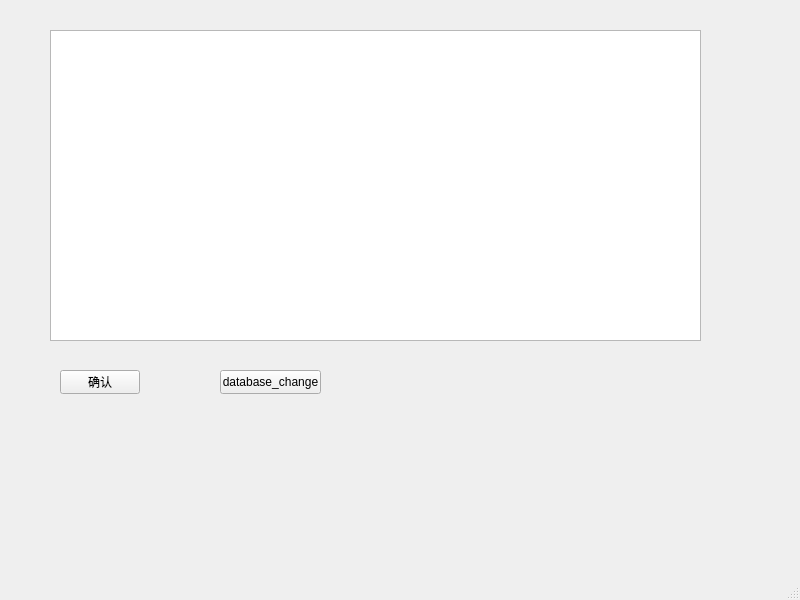
Above: mainwindow.ui from 15757892053/visual_field_test before the change. Below: the same form after it.
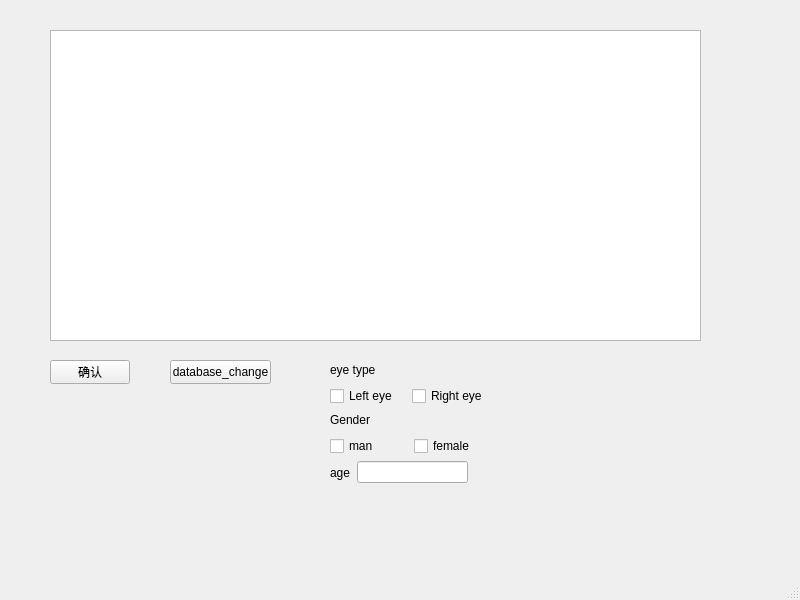
That is the form after the change.

```diff
--- a/mainwindow.ui
+++ b/mainwindow.ui
@@ -17,8 +17,8 @@
    <widget class="QPushButton" name="pushButton">
     <property name="geometry">
      <rect>
-      <x>60</x>
-      <y>370</y>
+      <x>50</x>
+      <y>360</y>
       <width>80</width>
       <height>24</height>
      </rect>
@@ -30,8 +30,8 @@
    <widget class="QPushButton" name="database_change">
     <property name="geometry">
      <rect>
-      <x>220</x>
-      <y>370</y>
+      <x>170</x>
+      <y>360</y>
       <width>101</width>
       <height>24</height>
      </rect>
@@ -89,6 +89,106 @@
      </widget>
     </widget>
    </widget>
+   <widget class="QWidget" name="">
+    <property name="geometry">
+     <rect>
+      <x>330</x>
+      <y>360</y>
+      <width>158</width>
+      <height>46</height>
+     </rect>
+    </property>
+    <layout class="QGridLayout" name="gridLayout">
+     <item row="2" column="0">
+      <widget class="QCheckBox" name="Left_eye_checkBox">
+       <property name="text">
+        <string>Left eye</string>
+       </property>
+       <property name="autoExclusive">
+        <bool>true</bool>
+       </property>
+      </widget>
+     </item>
+     <item row="2" column="1">
+      <widget class="QCheckBox" name="Right_eye_checkBox">
+       <property name="text">
+        <string>Right eye</string>
+       </property>
+       <property name="autoExclusive">
+        <bool>true</bool>
+       </property>
+      </widget>
+     </item>
+     <item row="1" column="0">
+      <widget class="QLabel" name="label">
+       <property name="text">
+        <string>eye type</string>
+       </property>
+      </widget>
+     </item>
+    </layout>
+   </widget>
+   <widget class="QWidget" name="">
+    <property name="geometry">
+     <rect>
+      <x>330</x>
+      <y>410</y>
+      <width>161</width>
+      <height>46</height>
+     </rect>
+    </property>
+    <layout class="QGridLayout" name="gridLayout_2">
+     <item row="0" column="0">
+      <widget class="QLabel" name="label_2">
+       <property name="text">
+        <string>Gender</string>
+       </property>
+      </widget>
+     </item>
+     <item row="1" column="0">
+      <widget class="QCheckBox" name="man_checkBox">
+       <property name="text">
+        <string>man</string>
+       </property>
+       <property name="autoExclusive">
+        <bool>true</bool>
+       </property>
+      </widget>
+     </item>
+     <item row="1" column="1">
+      <widget class="QCheckBox" name="female_checkBox">
+       <property name="text">
+        <string>female</string>
+       </property>
+       <property name="autoExclusive">
+        <bool>true</bool>
+       </property>
+      </widget>
+     </item>
+    </layout>
+   </widget>
+   <widget class="QWidget" name="">
+    <property name="geometry">
+     <rect>
+      <x>330</x>
+      <y>460</y>
+      <width>138</width>
+      <height>25</height>
+     </rect>
+    </property>
+    <layout class="QHBoxLayout" name="horizontalLayout">
+     <item>
+      <widget class="QLabel" name="label_3">
+       <property name="text">
+        <string>age</string>
+       </property>
+      </widget>
+     </item>
+     <item>
+      <widget class="QLineEdit" name="age_lineEdit"/>
+     </item>
+    </layout>
+   </widget>
   </widget>
   <widget class="QMenuBar" name="menubar">
    <property name="geometry">
```
